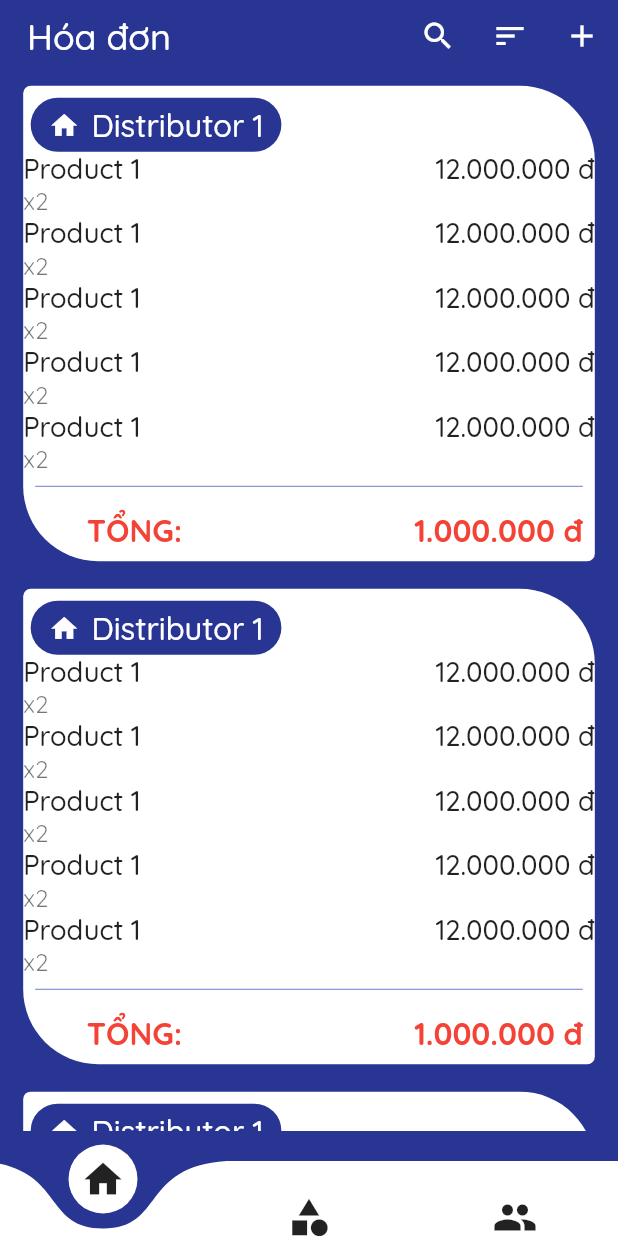
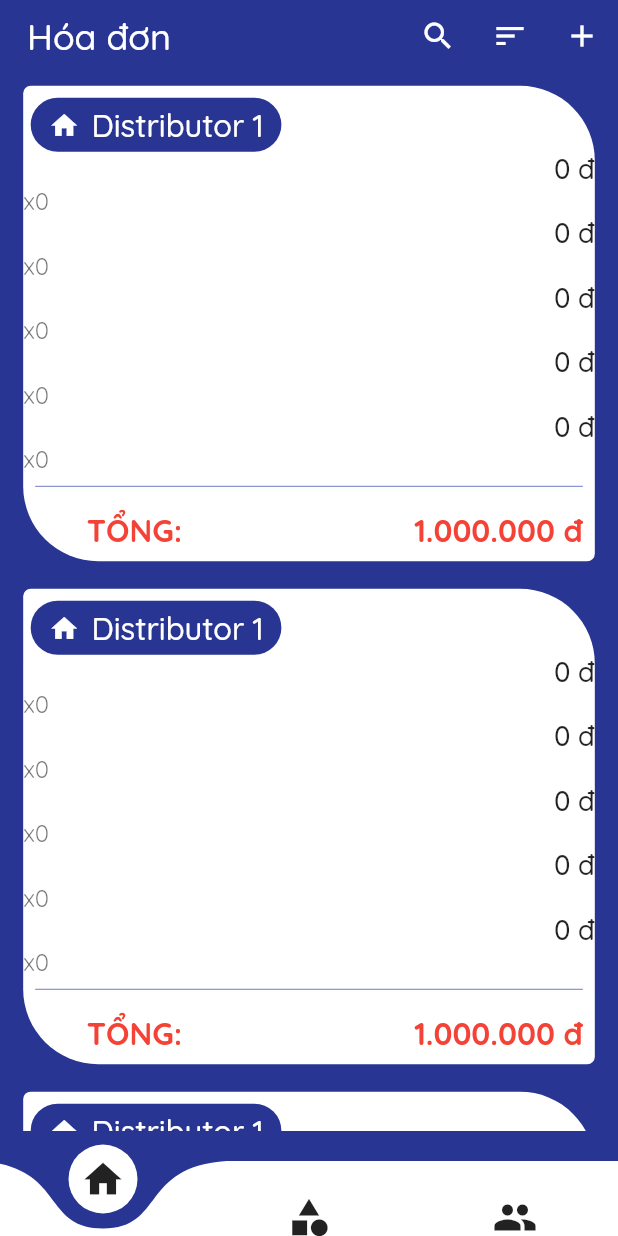
Before and after one commit to hatuan314/flutter_warehouse_app, a Flutter app: the HomePage screen opened directly, on a phone screen of 412 x 824 dp. Run offline on Flutter 3.47's test engine with Material 2 defaults, Android fonts, the phone set to English and light mode, and no system bars; drawn by our look-alikes of curved_navigation_bar; our stand-ins replace equatable, flutter_bloc, flutter_screenutil, font_awesome_flutter, get_it, sqflite; accounts and stored records are empty.

Commit message:
Update Product Of Invoice

```diff
--- a/flutter_warehouse_app/lib/models/invoice/product_of_invoice_model.dart
+++ b/flutter_warehouse_app/lib/models/invoice/product_of_invoice_model.dart
@@ -4,11 +4,12 @@ class ProductOfInvoiceModel {
   String id;
   String invoiceId;
   String productId;
+  String productName;
   String enteredPrice;
   String amount;
 
   ProductOfInvoiceModel(
-      {this.id, this.invoiceId, this.productId, this.enteredPrice, this.amount});
+      {this.id, this.invoiceId, this.productId, this.productName, this.enteredPrice, this.amount});
   factory ProductOfInvoiceModel.fromJson(Map<String, dynamic> json) {
     try {
       return ProductOfInvoiceModel(
--- /dev/null
+++ b/flutter_warehouse_app/lib/models/models.dart
@@ -0,0 +1,2 @@
+export './invoice/product_of_invoice_model.dart';
+export './product/product_model.dart';
--- a/flutter_warehouse_app/lib/ui/view/invoice/create_new_invoice/bloc/create_new_invoice_state.dart
+++ b/flutter_warehouse_app/lib/ui/view/invoice/create_new_invoice/bloc/create_new_invoice_state.dart
@@ -5,12 +5,12 @@ abstract class CreateNewInvoiceState extends Equatable {
 }
 
 class CreateNewInvoiceInitialState extends CreateNewInvoiceState {
-  final List<ProductModel> allProducts;
-  CreateNewInvoiceInitialState(this.allProducts);
+  final List<ProductOfInvoiceModel> allProductsOfInvoice;
+  CreateNewInvoiceInitialState(this.allProductsOfInvoice);
 
   @override
   // TODO: implement props
-  List<Object> get props => [this.allProducts];
+  List<Object> get props => [this.allProductsOfInvoice];
 
 }
 
--- a/flutter_warehouse_app/lib/ui/widgets/forms/product_form_widget.dart
+++ b/flutter_warehouse_app/lib/ui/widgets/forms/product_form_widget.dart
@@ -1,16 +1,27 @@
 import 'package:flutter/material.dart';
 import 'package:flutter_screenutil/flutter_screenutil.dart';
+import 'package:flutterwarehouseapp/models/invoice/product_of_invoice_model.dart';
+import 'package:flutterwarehouseapp/utils.dart';
 
-class ProductFormWidget extends StatefulWidget {
-  @override
-  State<StatefulWidget> createState() => _ProductFormWidgetState();
+class ProductFormWidget extends StatelessWidget {
+  final ProductOfInvoiceModel productOfInvoiceModel;
 
-}
+  String _name = '';
+  String _amount = '0';
+  String _price = '0';
 
-class _ProductFormWidgetState extends State<ProductFormWidget> {
+  ProductFormWidget({Key key, this.productOfInvoiceModel}) : super(key: key);
+
   @override
   Widget build(BuildContext context) {
     // TODO: implement build
+    if (productOfInvoiceModel != null) {
+      _name = productOfInvoiceModel.productName;
+      _amount = productOfInvoiceModel.amount;
+      _price =
+          Utils.formatMoney(double.parse(productOfInvoiceModel.enteredPrice));
+    }
+
     return Row(
       crossAxisAlignment: CrossAxisAlignment.start,
       children: <Widget>[
@@ -19,20 +30,24 @@ class _ProductFormWidgetState extends State<ProductFormWidget> {
             child: Column(
               crossAxisAlignment: CrossAxisAlignment.start,
               children: <Widget>[
-                Text('Product 1', style: TextStyle(
-                    color: Colors.black87,
-                    fontSize: ScreenUtil().setSp(16),
-                    fontWeight: FontWeight.w500)),
-                Text('x2', style: TextStyle(
-                    color: Colors.black54,
-                    fontSize: ScreenUtil().setSp(14),
-                    fontWeight: FontWeight.w400),)
+                Text('$_name',
+                    style: TextStyle(
+                        color: Colors.black87,
+                        fontSize: ScreenUtil().setSp(16),
+                        fontWeight: FontWeight.w500)),
+                Text(
+                  'x$_amount',
+                  style: TextStyle(
+                      color: Colors.black54,
+                      fontSize: ScreenUtil().setSp(14),
+                      fontWeight: FontWeight.w400),
+                )
               ],
             )),
         Expanded(
           flex: 1,
           child: Text(
-            '12.000.000 đ',
+            '$_price đ',
             style: TextStyle(
                 color: Colors.black87,
                 fontSize: ScreenUtil().setSp(16),
@@ -43,5 +58,4 @@ class _ProductFormWidgetState extends State<ProductFormWidget> {
       ],
     );
   }
-
 }
```
Also changed, not shown: flutter_warehouse_app/lib/ui/view/invoice/create_new_invoice/bloc/create_new_invoice_bloc.dart (+51 -13 lines), flutter_warehouse_app/lib/ui/view/invoice/create_new_invoice/bloc/create_new_invoice_event.dart (+20 -13 lines), flutter_warehouse_app/lib/ui/view/invoice/create_new_invoice/create_new_invoice_screen.dart (+50 -26 lines), flutter_warehouse_app/lib/ui/view/invoice/create_new_invoice/widgets/product_form_dialog.dart (+55 -21 lines).
